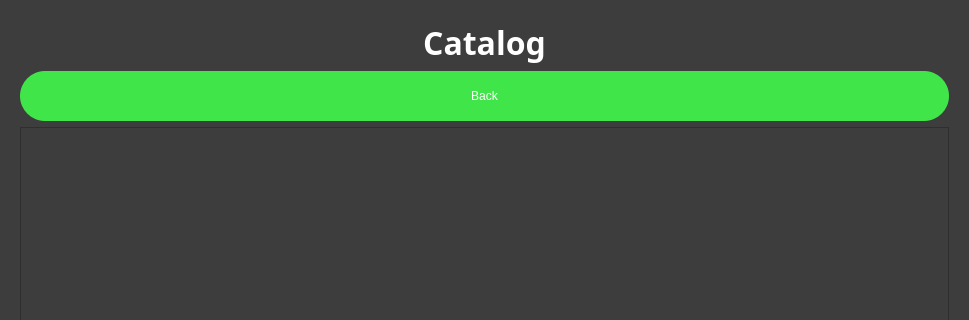
Old version of the form JimRootShopProj/katalog.ui in the repository masterkusok/JimRootShop; both pictures show x 0 to 969 and y 0 to 320 of the 969 by 562 pixel window.
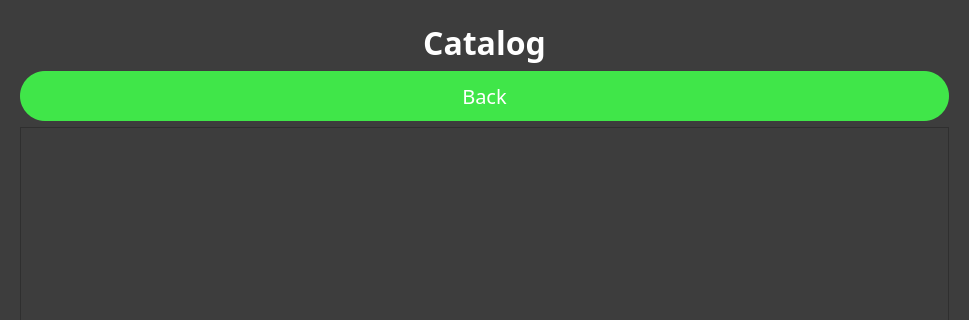
New version of the form.

Patch:
```diff
--- a/JimRootShopProj/katalog.ui
+++ b/JimRootShopProj/katalog.ui
@@ -72,6 +72,12 @@
        </item>
        <item>
         <widget class="QPushButton" name="returnToMenuButton">
+         <property name="font">
+          <font>
+           <family>Segoe UI Black</family>
+           <pointsize>15</pointsize>
+          </font>
+         </property>
          <property name="cursor">
           <cursorShape>PointingHandCursor</cursorShape>
          </property>
```
Left out of the diff: 4 changed lines with no effect on the pictures.
